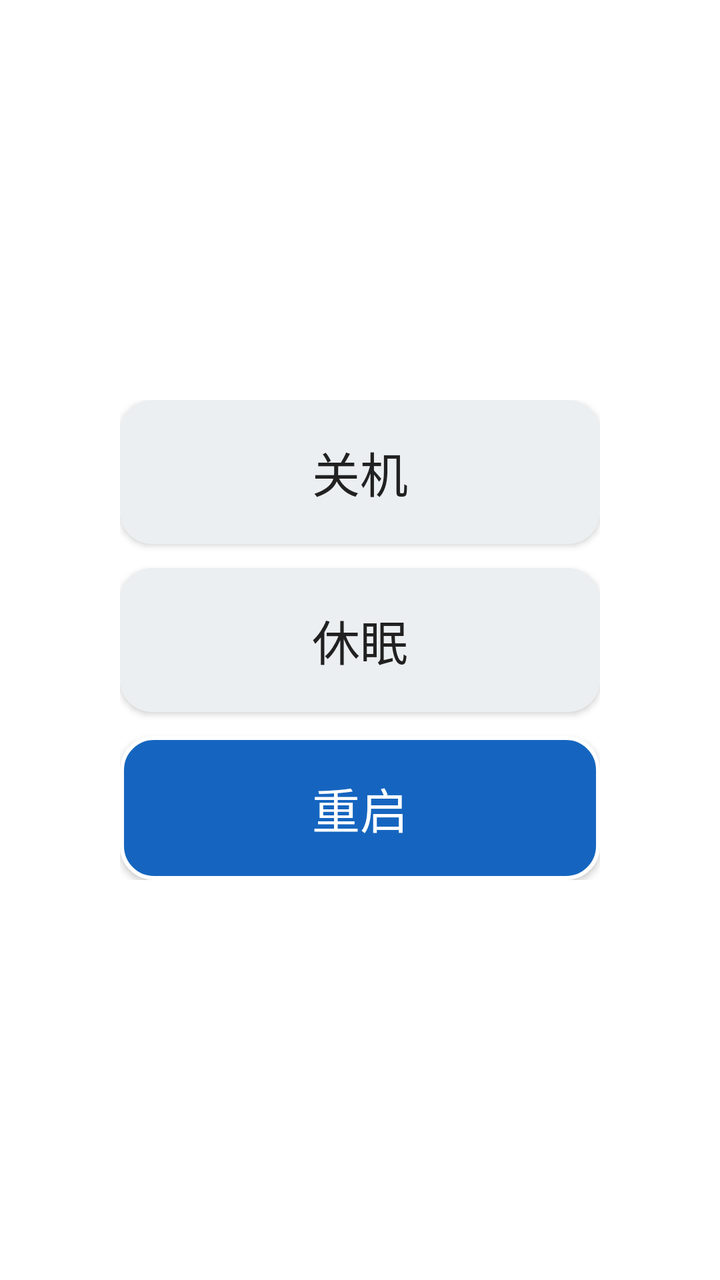
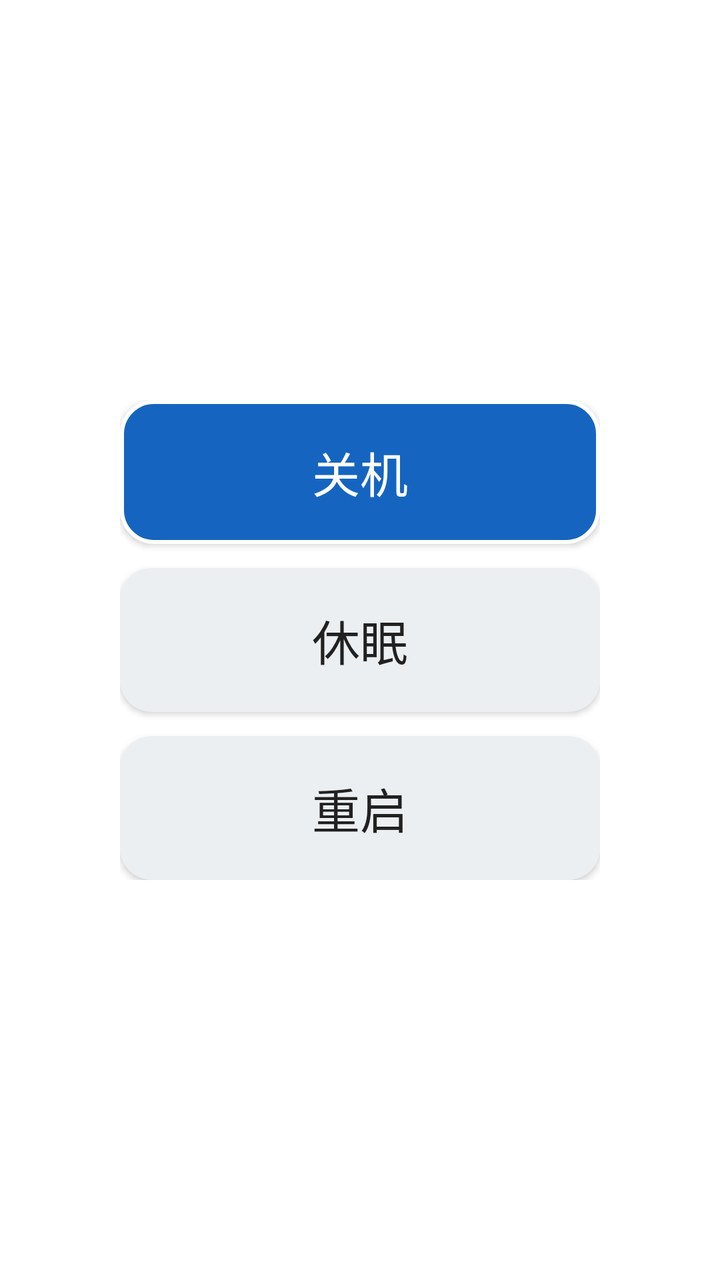

Two renders of the same Android screen: before a commit and after it. Below are the layout's source before the change and the commit's diff.
<!-- AndroidManifest.xml: application theme Theme.TvPower -->
<!-- res/layout/activity_main.xml -->
<?xml version="1.0" encoding="utf-8"?>
<LinearLayout xmlns:android="http://schemas.android.com/apk/res/android"
    android:layout_width="match_parent"
    android:layout_height="match_parent"
    android:orientation="vertical"
    android:gravity="center"
    android:padding="32dp">

    
    <LinearLayout
        android:layout_width="240dp"
        android:layout_height="wrap_content"
        android:orientation="vertical">

        
        <Button
            android:id="@+id/btnShutdown"
            android:layout_width="match_parent"
            android:layout_height="72dp"
            android:text="@string/btn_shutdown"
            android:textSize="24sp"
            android:background="@drawable/btn_tv_bg"
            android:textColor="@color/btn_tv_text"
            android:focusable="true"
            android:focusableInTouchMode="true"
            android:nextFocusDown="@id/btnSleep" />

        
        <Button
            android:id="@+id/btnSleep"
            android:layout_width="match_parent"
            android:layout_height="72dp"
            android:layout_marginTop="12dp"
            android:text="@string/btn_sleep"
            android:textSize="24sp"
            android:background="@drawable/btn_tv_bg"
            android:textColor="@color/btn_tv_text"
            android:focusable="true"
            android:focusableInTouchMode="true"
            android:nextFocusUp="@id/btnShutdown"
            android:nextFocusDown="@id/btnReboot" />

        
        <Button
            android:id="@+id/btnReboot"
            android:layout_width="match_parent"
            android:layout_height="72dp"
            android:layout_marginTop="12dp"
            android:text="@string/btn_reboot"
            android:textSize="24sp"
            android:background="@drawable/btn_tv_bg"
            android:textColor="@color/btn_tv_text"
            android:focusable="true"
            android:focusableInTouchMode="true"
            android:nextFocusUp="@id/btnSleep">

            <requestFocus />
        </Button>

    </LinearLayout>

</LinearLayout>
<!-- resources referenced by this layout -->
<resources>
  <!-- drawable btn_tv_bg (drawable) -->
  <?xml version="1.0" encoding="utf-8"?>
  <selector xmlns:android="http://schemas.android.com/apk/res/android">
  
      
      <item android:state_focused="true">
          <shape android:shape="rectangle">
              <solid android:color="#1565C0" />
              <corners android:radius="16dp" />
              <stroke android:width="2dp" android:color="#FFFFFF" />
          </shape>
      </item>
  
      
      <item android:state_pressed="true">
          <shape android:shape="rectangle">
              <solid android:color="#0D47A1" />
              <corners android:radius="16dp" />
          </shape>
      </item>
  
      
      <item>
          <shape android:shape="rectangle">
              <solid android:color="#ECEFF1" />
              <corners android:radius="16dp" />
          </shape>
      </item>
  
  </selector>
  <string name="btn_reboot">重启</string>
  <string name="btn_shutdown">关机</string>
  <string name="btn_sleep">休眠</string>
  <style name="Theme.TvPower" parent="Theme.AppCompat.Light.NoActionBar">
  
          
          <item name="android:windowIsFloating">false</item>
          <item name="android:windowIsTranslucent">true</item>
  
          <item name="android:windowBackground">@android:color/transparent</item>
          <item name="android:colorBackground">@android:color/transparent</item>
  
          <item name="android:windowNoTitle">true</item>
  
          
          <item name="android:backgroundDimEnabled">false</item>
  
          
          <item name="android:windowShowWallpaper">true</item>
  
          
          <item name="android:windowDisablePreview">true</item>
  
          
          <item name="android:windowSplashScreenBackground" tools:targetApi="31">@android:color/transparent</item>
      </style>
</resources>

<!-- the commit's change to res/layout/activity_main.xml (unified diff, before → after) -->
@@ -23,7 +23,10 @@
             android:textColor="@color/btn_tv_text"
             android:focusable="true"
             android:focusableInTouchMode="true"
-            android:nextFocusDown="@id/btnSleep" />
+            android:nextFocusDown="@id/btnSleep">
+
+            <requestFocus />
+        </Button>
 
         
         <Button
@@ -52,10 +55,7 @@
             android:textColor="@color/btn_tv_text"
             android:focusable="true"
             android:focusableInTouchMode="true"
-            android:nextFocusUp="@id/btnSleep">
-
-            <requestFocus />
-        </Button>
+            android:nextFocusUp="@id/btnSleep" />
 
     </LinearLayout>
 
